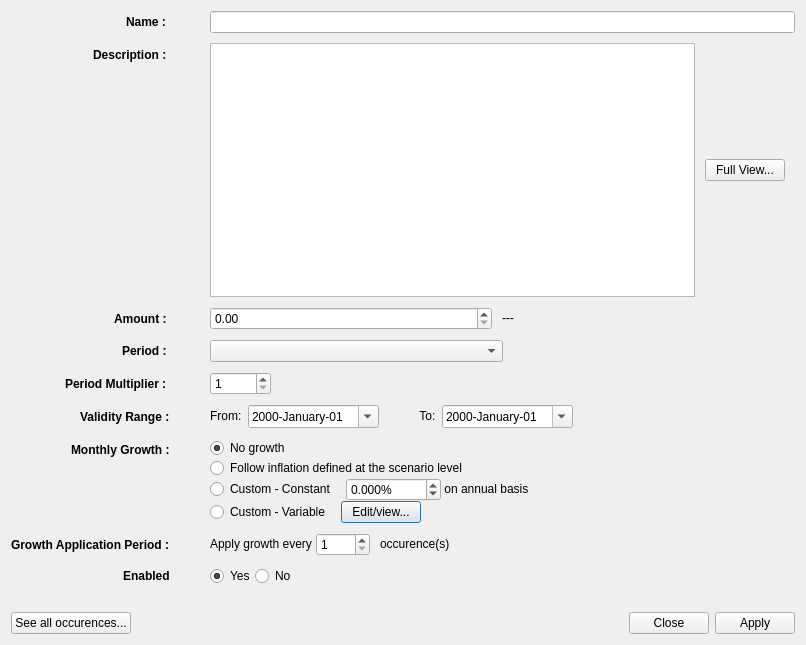
This is editperiodicdialog.ui in redmoon1945/gbp as Qt 5 draws it before an edit. The edited form follows.
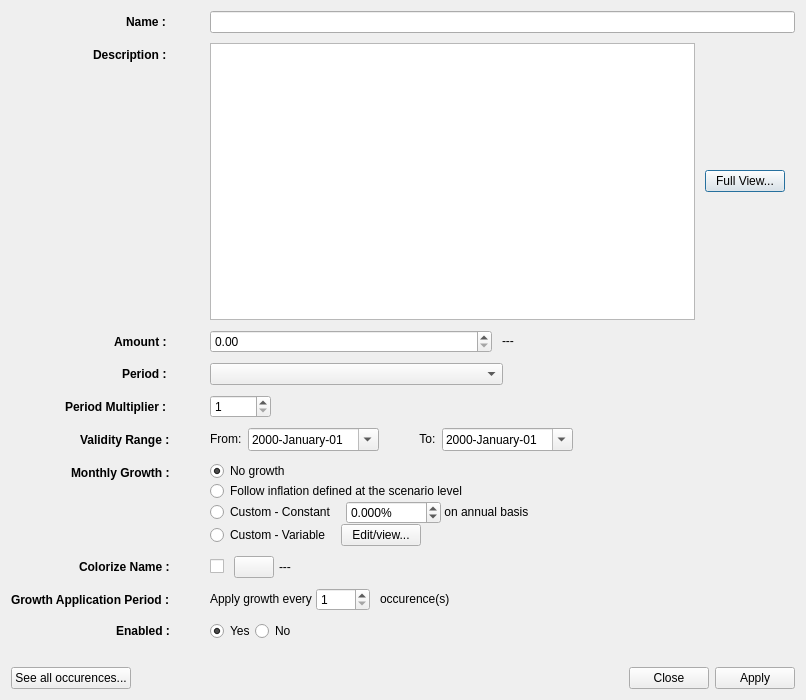
This is the edited form.

Commit message: * When requesting new scenario, switching scenario or quitting application, ask to save current scenario if changes have been made but not saved yet * New decoration color feature for incomes/expenses names * New layout for Options dialog (separate General from Charts related things) * Improve sorting of StreamDef name by enabling locale-aware sorting

The edit to the form file:
```diff
--- a/editperiodicdialog.ui
+++ b/editperiodicdialog.ui
@@ -7,7 +7,7 @@
     <x>0</x>
     <y>0</y>
     <width>806</width>
-    <height>645</height>
+    <height>700</height>
    </rect>
   </property>
   <property name="windowTitle">
@@ -79,6 +79,64 @@
          </property>
         </widget>
        </item>
+       <item row="1" column="1">
+        <layout class="QHBoxLayout" name="horizontalLayout_12" stretch="0,0,0,0">
+         <item>
+          <widget class="QPlainTextEdit" name="descPlainTextEdit">
+           <property name="font">
+            <font>
+             <italic>true</italic>
+            </font>
+           </property>
+          </widget>
+         </item>
+         <item>
+          <spacer name="horizontalSpacer_14">
+           <property name="orientation">
+            <enum>Qt::Horizontal</enum>
+           </property>
+           <property name="sizeType">
+            <enum>QSizePolicy::Fixed</enum>
+           </property>
+           <property name="sizeHint" stdset="0">
+            <size>
+             <width>10</width>
+             <height>20</height>
+            </size>
+           </property>
+          </spacer>
+         </item>
+         <item>
+          <widget class="QPushButton" name="pushButton">
+           <property name="sizePolicy">
+            <sizepolicy hsizetype="Preferred" vsizetype="Fixed">
+             <horstretch>0</horstretch>
+             <verstretch>0</verstretch>
+            </sizepolicy>
+           </property>
+           <property name="text">
+            <string>Full View...</string>
+           </property>
+          </widget>
+         </item>
+         <item>
+          <spacer name="horizontalSpacer_15">
+           <property name="orientation">
+            <enum>Qt::Horizontal</enum>
+           </property>
+           <property name="sizeType">
+            <enum>QSizePolicy::Fixed</enum>
+           </property>
+           <property name="sizeHint" stdset="0">
+            <size>
+             <width>10</width>
+             <height>20</height>
+            </size>
+           </property>
+          </spacer>
+         </item>
+        </layout>
+       </item>
        <item row="2" column="0">
         <widget class="QLabel" name="label_5">
          <property name="sizePolicy">
@@ -319,7 +377,7 @@
             <date>
              <year>1999</year>
              <month>12</month>
-             <day>23</day>
+             <day>18</day>
             </date>
            </property>
            <property name="displayFormat">
@@ -384,7 +442,7 @@
             <date>
              <year>1999</year>
              <month>12</month>
-             <day>25</day>
+             <day>20</day>
             </date>
            </property>
            <property name="displayFormat">
@@ -616,6 +674,94 @@
         </layout>
        </item>
        <item row="7" column="0">
+        <widget class="QLabel" name="label_15">
+         <property name="font">
+          <font>
+           <bold>true</bold>
+          </font>
+         </property>
+         <property name="text">
+          <string>Colorize Name :</string>
+         </property>
+        </widget>
+       </item>
+       <item row="7" column="1">
+        <layout class="QHBoxLayout" name="horizontalLayout_14">
+         <item>
+          <widget class="QCheckBox" name="decorationColorCheckBox">
+           <property name="text">
+            <string/>
+           </property>
+          </widget>
+         </item>
+         <item>
+          <spacer name="horizontalSpacer_19">
+           <property name="orientation">
+            <enum>Qt::Horizontal</enum>
+           </property>
+           <property name="sizeType">
+            <enum>QSizePolicy::Fixed</enum>
+           </property>
+           <property name="sizeHint" stdset="0">
+            <size>
+             <width>10</width>
+             <height>20</height>
+            </size>
+           </property>
+          </spacer>
+         </item>
+         <item>
+          <widget class="QPushButton" name="decorationColorPushButton">
+           <property name="text">
+            <string/>
+           </property>
+          </widget>
+         </item>
+         <item>
+          <spacer name="horizontalSpacer_17">
+           <property name="orientation">
+            <enum>Qt::Horizontal</enum>
+           </property>
+           <property name="sizeType">
+            <enum>QSizePolicy::Fixed</enum>
+           </property>
+           <property name="sizeHint" stdset="0">
+            <size>
+             <width>5</width>
+             <height>20</height>
+            </size>
+           </property>
+          </spacer>
+         </item>
+         <item>
+          <widget class="QLabel" name="decorationColorCustomTextLabel">
+           <property name="sizePolicy">
+            <sizepolicy hsizetype="Fixed" vsizetype="Fixed">
+             <horstretch>0</horstretch>
+             <verstretch>0</verstretch>
+            </sizepolicy>
+           </property>
+           <property name="text">
+            <string>---</string>
+           </property>
+          </widget>
+         </item>
+         <item>
+          <spacer name="horizontalSpacer_18">
+           <property name="orientation">
+            <enum>Qt::Horizontal</enum>
+           </property>
+           <property name="sizeHint" stdset="0">
+            <size>
+             <width>40</width>
+             <height>20</height>
+            </size>
+           </property>
+          </spacer>
+         </item>
+        </layout>
+       </item>
+       <item row="8" column="0">
         <widget class="QLabel" name="label_11">
          <property name="sizePolicy">
           <sizepolicy hsizetype="Preferred" vsizetype="Preferred">
@@ -633,77 +779,7 @@
          </property>
         </widget>
        </item>
-       <item row="8" column="0">
-        <widget class="QLabel" name="label_10">
-         <property name="sizePolicy">
-          <sizepolicy hsizetype="Preferred" vsizetype="Preferred">
-           <horstretch>0</horstretch>
-           <verstretch>0</verstretch>
-          </sizepolicy>
-         </property>
-         <property name="font">
-          <font>
-           <bold>true</bold>
-          </font>
-         </property>
-         <property name="text">
-          <string>Enabled</string>
-         </property>
-        </widget>
-       </item>
        <item row="8" column="1">
-        <layout class="QHBoxLayout" name="horizontalLayout_6">
-         <item>
-          <widget class="QRadioButton" name="activeYesRadioButton">
-           <property name="sizePolicy">
-            <sizepolicy hsizetype="Preferred" vsizetype="Fixed">
-             <horstretch>0</horstretch>
-             <verstretch>0</verstretch>
-            </sizepolicy>
-           </property>
-           <property name="text">
-            <string>Yes</string>
-           </property>
-           <property name="checked">
-            <bool>true</bool>
-           </property>
-           <attribute name="buttonGroup">
-            <string notr="true">buttonGroup_2</string>
-           </attribute>
-          </widget>
-         </item>
-         <item>
-          <widget class="QRadioButton" name="activeNoRadioButton">
-           <property name="sizePolicy">
-            <sizepolicy hsizetype="Preferred" vsizetype="Fixed">
-             <horstretch>0</horstretch>
-             <verstretch>0</verstretch>
-            </sizepolicy>
-           </property>
-           <property name="text">
-            <string>No</string>
-           </property>
-           <attribute name="buttonGroup">
-            <string notr="true">buttonGroup_2</string>
-           </attribute>
-          </widget>
-         </item>
-         <item>
-          <spacer name="horizontalSpacer_9">
-           <property name="orientation">
-            <enum>Qt::Horizontal</enum>
-           </property>
-           <property name="sizeHint" stdset="0">
-            <size>
-             <width>40</width>
-             <height>20</height>
-            </size>
-           </property>
-          </spacer>
-         </item>
-        </layout>
-       </item>
-       <item row="7" column="1">
         <layout class="QHBoxLayout" name="horizontalLayout_11">
          <item>
           <widget class="QLabel" name="label_12">
@@ -778,35 +854,47 @@
          </item>
         </layout>
        </item>
-       <item row="1" column="1">
-        <layout class="QHBoxLayout" name="horizontalLayout_12" stretch="0,0,0,0">
+       <item row="9" column="0">
+        <widget class="QLabel" name="label_10">
+         <property name="sizePolicy">
+          <sizepolicy hsizetype="Preferred" vsizetype="Preferred">
+           <horstretch>0</horstretch>
+           <verstretch>0</verstretch>
+          </sizepolicy>
+         </property>
+         <property name="font">
+          <font>
+           <bold>true</bold>
+          </font>
+         </property>
+         <property name="text">
+          <string>Enabled :</string>
+         </property>
+        </widget>
+       </item>
+       <item row="9" column="1">
+        <layout class="QHBoxLayout" name="horizontalLayout_6">
          <item>
-          <widget class="QPlainTextEdit" name="descPlainTextEdit">
-           <property name="font">
-            <font>
-             <italic>true</italic>
-            </font>
+          <widget class="QRadioButton" name="activeYesRadioButton">
+           <property name="sizePolicy">
+            <sizepolicy hsizetype="Preferred" vsizetype="Fixed">
+             <horstretch>0</horstretch>
+             <verstretch>0</verstretch>
+            </sizepolicy>
            </property>
-          </widget>
-         </item>
-         <item>
-          <spacer name="horizontalSpacer_14">
-           <property name="orientation">
-            <enum>Qt::Horizontal</enum>
+           <property name="text">
+            <string>Yes</string>
            </property>
-           <property name="sizeType">
-            <enum>QSizePolicy::Fixed</enum>
+           <property name="checked">
+            <bool>true</bool>
            </property>
-           <property name="sizeHint" stdset="0">
-            <size>
-             <width>10</width>
-             <height>20</height>
-            </size>
-           </property>
-          </spacer>
+           <attribute name="buttonGroup">
+            <string notr="true">buttonGroup_2</string>
+           </attribute>
+          </widget>
          </item>
          <item>
-          <widget class="QPushButton" name="pushButton">
+          <widget class="QRadioButton" name="activeNoRadioButton">
            <property name="sizePolicy">
             <sizepolicy hsizetype="Preferred" vsizetype="Fixed">
              <horstretch>0</horstretch>
@@ -814,21 +902,21 @@
             </sizepolicy>
            </property>
            <property name="text">
-            <string>Full View...</string>
+            <string>No</string>
            </property>
+           <attribute name="buttonGroup">
+            <string notr="true">buttonGroup_2</string>
+           </attribute>
           </widget>
          </item>
          <item>
-          <spacer name="horizontalSpacer_15">
+          <spacer name="horizontalSpacer_9">
            <property name="orientation">
             <enum>Qt::Horizontal</enum>
            </property>
-           <property name="sizeType">
-            <enum>QSizePolicy::Fixed</enum>
-           </property>
            <property name="sizeHint" stdset="0">
             <size>
-             <width>10</width>
+             <width>40</width>
              <height>20</height>
             </size>
            </property>
```
Left out of the diff: 2 changed lines with no effect on the pictures. The commit also changes 33 other files.
